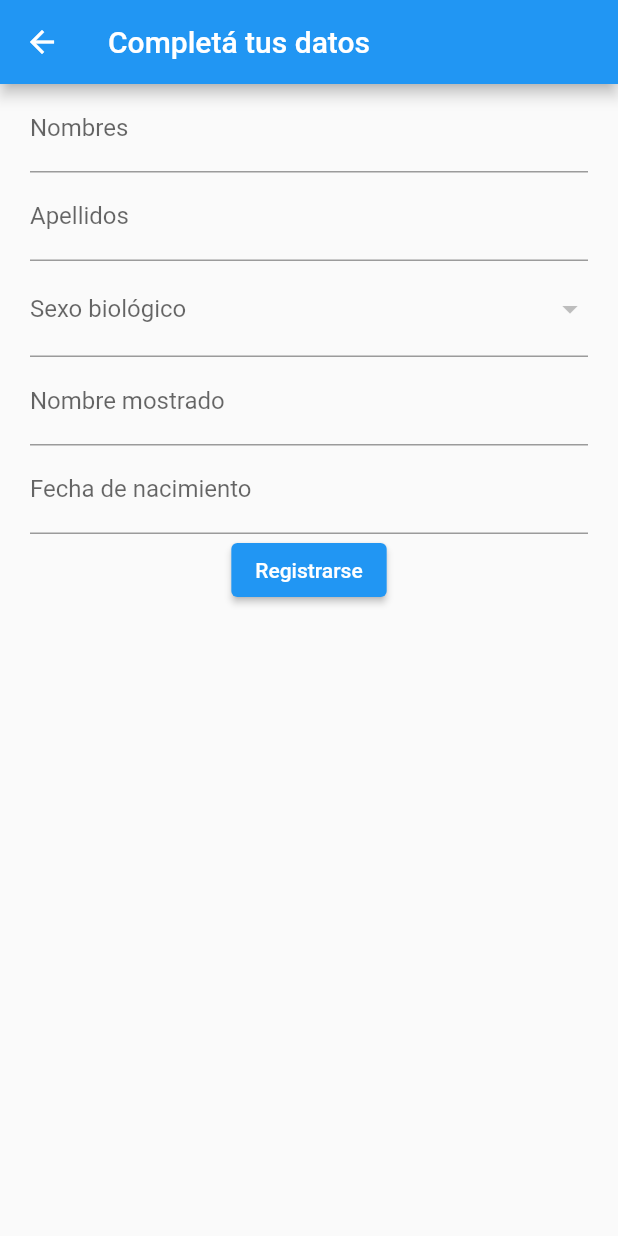
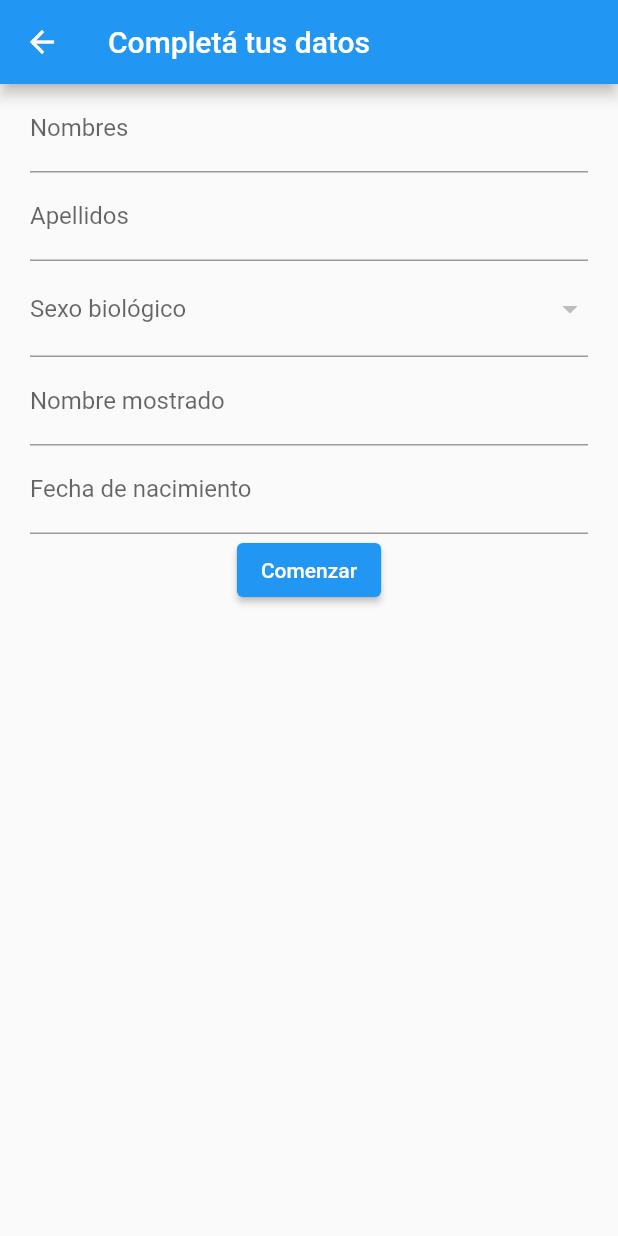
Before and after one commit to GuilleMiranda/trainers_app, a Flutter app: the Register screen opened directly with empty values, on a phone screen of 412 x 824 dp. Run offline on Flutter 3.47's test engine with Material 2 defaults, Android fonts, the phone set to English and light mode, and no system bars; our stand-ins replace image_picker, location, recase; missing offline and left inert: dart:ffi; network calls fail.

Commit message:
Stash cleared

```diff
--- a/lib/constants/environment.dart
+++ b/lib/constants/environment.dart
@@ -1,7 +1,7 @@
 import '../model/gender.dart';
 
 abstract class EnvironmentConstants {
-  static const String ip = '10.10.10.173';
+  static const String ip = '192.168.100.124';
   static const String apiUrl = 'http://$ip:8080/api/v1/';
   static const String wsUrl = 'ws://$ip:80/chat';
 
--- a/lib/main.dart
+++ b/lib/main.dart
@@ -31,6 +31,7 @@ class Trainers extends StatelessWidget {
   @override
   Widget build(BuildContext context) {
     return MaterialApp(
+      locale: const Locale('es', 'ES'),
       debugShowCheckedModeBanner: false,
       title: 'Trainers',
       theme: ThemeData(
--- a/lib/screens/preferences_register/preferences.dart
+++ b/lib/screens/preferences_register/preferences.dart
@@ -83,7 +83,8 @@ class _PreferencesRegisterState extends State<PreferencesRegister> {
               });
             }
           },
-          child: const Text('Siguiente'),
+          child: Text(
+              (_questionIndex == length! - 1) ? 'Registrarse' : 'Siguiente'),
         ),
       ],
     );
--- a/lib/screens/register/register.dart
+++ b/lib/screens/register/register.dart
@@ -59,7 +59,7 @@ class Register extends StatelessWidget {
                   controller: _nombreMostradoController,
                 ),
                 InputDatePickerFormField(
-                  firstDate: DateTime(1900, 1, 1),
+                  firstDate: DateTime(1920, 1, 1),
                   lastDate:
                       DateTime.now().subtract(const Duration(days: 365 * 12)),
                   onDateSaved: (datetime) => _fechaNacimiento = datetime,
@@ -68,7 +68,7 @@ class Register extends StatelessWidget {
                 ),
                 ElevatedButton(
                   onPressed: () => _register(context),
-                  child: const Text('Registrarse'),
+                  child: const Text('Comenzar'),
                 ),
               ],
             ),
--- a/pubspec.yaml
+++ b/pubspec.yaml
@@ -18,6 +18,7 @@ dependencies:
   web_socket_channel: ^2.2.0
   stomp_dart_client: ^0.4.4
   flutter_launcher_icons: ^0.11.0
+  image_picker: ^0.8.6+1
 
 dev_dependencies:
   flutter_test:
```
Also changed, not shown: lib/screens/preferences_client/preferences.dart (+7 -6 lines), lib/screens/profile/profile.dart (+24 -6 lines), pubspec.lock, 1 other file.
